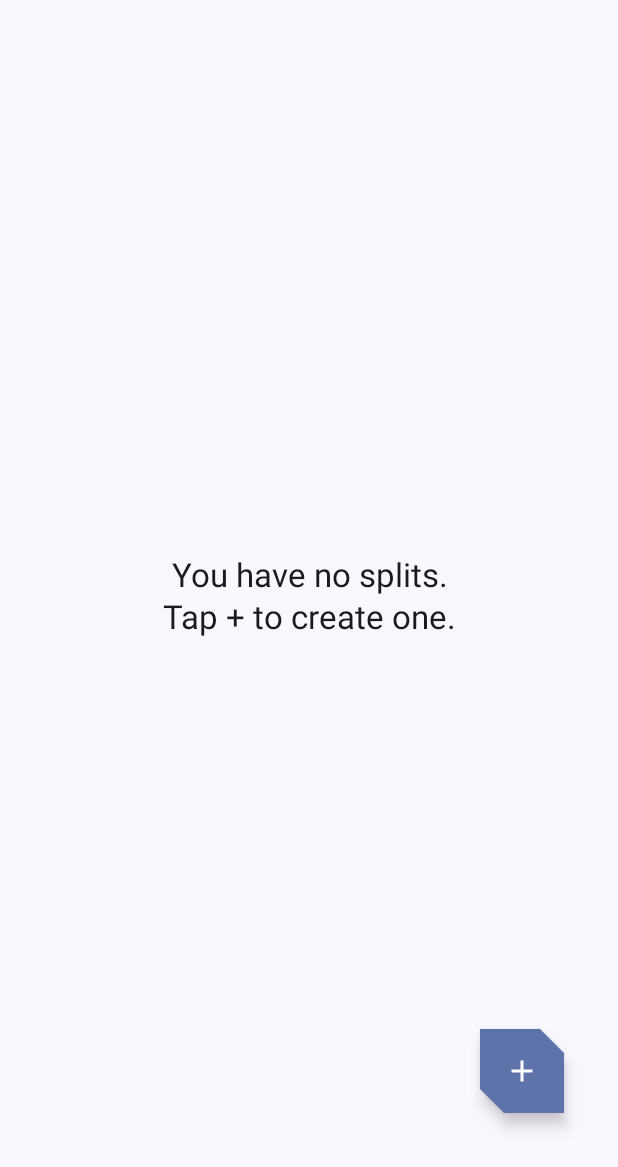
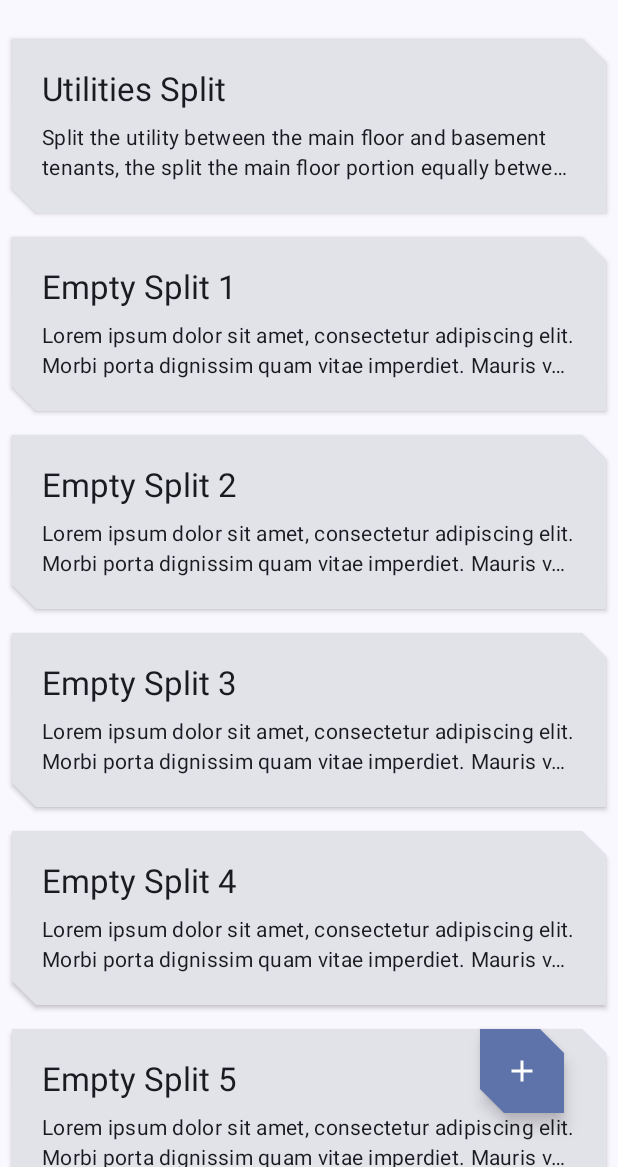
Before and after one commit to tremblay95/bill-split-app, an Android app built with Jetpack Compose: the screen it shows after launch (MainActivity), on a phone screen of 412 x 824 dp, the part 69-1236 px from its top. Run offline under Robolectric (Android 15) with nearby library versions, the phone set to English and light mode, and no system bars.

Commit message:
added temporary data provider for development purposes and adjusted home screen content padding

```diff
--- /dev/null
+++ b/app/src/main/java/ca/tremblay95/billsplit/data/DevelopmentLocalDataProvider.kt
@@ -0,0 +1,40 @@
+package ca.tremblay95.billsplit.data
+
+import ca.tremblay95.billsplit.ui.model.FractionalSplitOperation
+import ca.tremblay95.billsplit.ui.model.FractionalSplitOperation.Fraction
+import ca.tremblay95.billsplit.ui.model.SplitMethod
+
+// TODO: Remove this. Temporary, for development purposes only
+object DevelopmentLocalDataProvider {
+    val splitMethods : List<SplitMethod>
+
+    init {
+        val utilitySplit = FractionalSplitOperation(listOf(
+                Fraction(0.7, "Main Floor"),
+                Fraction(0.3, "Basement")
+        ))
+        val mainFloorSplit = FractionalSplitOperation(listOf(
+            Fraction(1.0/3.0, "Roommate A"),
+            Fraction(1.0/3.0, "Roommate B"),
+            Fraction(1.0/3.0, "Roommate C")
+        ))
+
+        utilitySplit.splitFurther(0, mainFloorSplit)
+
+        splitMethods = listOf(
+            SplitMethod(
+                0,
+                "Utilities Split",
+                "Split the utility between the main floor and basement tenants, the split the main floor portion equally between the number of residents",
+                utilitySplit,
+            ),
+            SplitMethod(1, "Empty Split 1", "Lorem ipsum dolor sit amet, consectetur adipiscing elit. Morbi porta dignissim quam vitae imperdiet. Mauris vestibulum quam ut neque venenatis, sed mattis odio gravida. Vivamus iaculis dictum tortor, accumsan mattis mauris fermentum sodales. Curabitur feugiat est id venenatis posuere. Cras eget hendrerit mauris, tempus semper quam. Fusce iaculis vehicula ex sit amet placerat."),
+            SplitMethod(2, "Empty Split 2", "Lorem ipsum dolor sit amet, consectetur adipiscing elit. Morbi porta dignissim quam vitae imperdiet. Mauris vestibulum quam ut neque venenatis, sed mattis odio gravida. Vivamus iaculis dictum tortor, accumsan mattis mauris fermentum sodales. Curabitur feugiat est id venenatis posuere. Cras eget hendrerit mauris, tempus semper quam. Fusce iaculis vehicula ex sit amet placerat."),
+            SplitMethod(3, "Empty Split 3", "Lorem ipsum dolor sit amet, consectetur adipiscing elit. Morbi porta dignissim quam vitae imperdiet. Mauris vestibulum quam ut neque venenatis, sed mattis odio gravida. Vivamus iaculis dictum tortor, accumsan mattis mauris fermentum sodales. Curabitur feugiat est id venenatis posuere. Cras eget hendrerit mauris, tempus semper quam. Fusce iaculis vehicula ex sit amet placerat."),
+            SplitMethod(4, "Empty Split 4", "Lorem ipsum dolor sit amet, consectetur adipiscing elit. Morbi porta dignissim quam vitae imperdiet. Mauris vestibulum quam ut neque venenatis, sed mattis odio gravida. Vivamus iaculis dictum tortor, accumsan mattis mauris fermentum sodales. Curabitur feugiat est id venenatis posuere. Cras eget hendrerit mauris, tempus semper quam. Fusce iaculis vehicula ex sit amet placerat."),
+            SplitMethod(5, "Empty Split 5", "Lorem ipsum dolor sit amet, consectetur adipiscing elit. Morbi porta dignissim quam vitae imperdiet. Mauris vestibulum quam ut neque venenatis, sed mattis odio gravida. Vivamus iaculis dictum tortor, accumsan mattis mauris fermentum sodales. Curabitur feugiat est id venenatis posuere. Cras eget hendrerit mauris, tempus semper quam. Fusce iaculis vehicula ex sit amet placerat."),
+            SplitMethod(6, "Empty Split 6", "Lorem ipsum dolor sit amet, consectetur adipiscing elit. Morbi porta dignissim quam vitae imperdiet. Mauris vestibulum quam ut neque venenatis, sed mattis odio gravida. Vivamus iaculis dictum tortor, accumsan mattis mauris fermentum sodales. Curabitur feugiat est id venenatis posuere. Cras eget hendrerit mauris, tempus semper quam. Fusce iaculis vehicula ex sit amet placerat."),
+            SplitMethod(7, "Empty Split 7", "Lorem ipsum dolor sit amet, consectetur adipiscing elit. Morbi porta dignissim quam vitae imperdiet. Mauris vestibulum quam ut neque venenatis, sed mattis odio gravida. Vivamus iaculis dictum tortor, accumsan mattis mauris fermentum sodales. Curabitur feugiat est id venenatis posuere. Cras eget hendrerit mauris, tempus semper quam. Fusce iaculis vehicula ex sit amet placerat."),
+        )
+    }
+}
--- a/app/src/main/java/ca/tremblay95/billsplit/ui/home/HomeScreen.kt
+++ b/app/src/main/java/ca/tremblay95/billsplit/ui/home/HomeScreen.kt
@@ -7,6 +7,8 @@ import androidx.compose.foundation.layout.PaddingValues
 import androidx.compose.foundation.layout.fillMaxSize
 import androidx.compose.foundation.layout.fillMaxWidth
 import androidx.compose.foundation.layout.padding
+import androidx.compose.foundation.layout.safeContentPadding
+import androidx.compose.foundation.layout.safeDrawingPadding
 import androidx.compose.foundation.lazy.LazyColumn
 import androidx.compose.foundation.lazy.items
 import androidx.compose.material.icons.Icons
@@ -51,6 +53,7 @@ fun HomeScreen(
     modifier: Modifier = Modifier,
     viewModel : HomeViewModel = viewModel()
 ) {
+    val homeUiState = viewModel.homeUiState
     val scrollBehaviour = TopAppBarDefaults.enterAlwaysScrollBehavior()
 
     Scaffold(
@@ -78,9 +81,11 @@ fun HomeScreen(
         }
     ) { innerPadding ->
         HomeBody(
-            splitList = listOf(),
+            splitList = homeUiState.splitList,
             onSplitClick = navigateToSplitDetailsScreen,
-            modifier = modifier.fillMaxSize(),
+            modifier = modifier
+                .padding(innerPadding)
+                .fillMaxSize(),
             contentPadding = innerPadding
         )
     }
--- a/app/src/main/java/ca/tremblay95/billsplit/ui/home/HomeViewModel.kt
+++ b/app/src/main/java/ca/tremblay95/billsplit/ui/home/HomeViewModel.kt
@@ -1,10 +1,12 @@
 package ca.tremblay95.billsplit.ui.home
 
 import androidx.lifecycle.ViewModel
+import ca.tremblay95.billsplit.data.DevelopmentLocalDataProvider
 import ca.tremblay95.billsplit.ui.model.SplitMethod
 
 class HomeViewModel : ViewModel() {
 // TODO: retrieve all splits from Room database
+    val homeUiState = HomeUiState(DevelopmentLocalDataProvider.splitMethods)
 }
 
 data class HomeUiState(val splitList : List<SplitMethod> = listOf())
```
